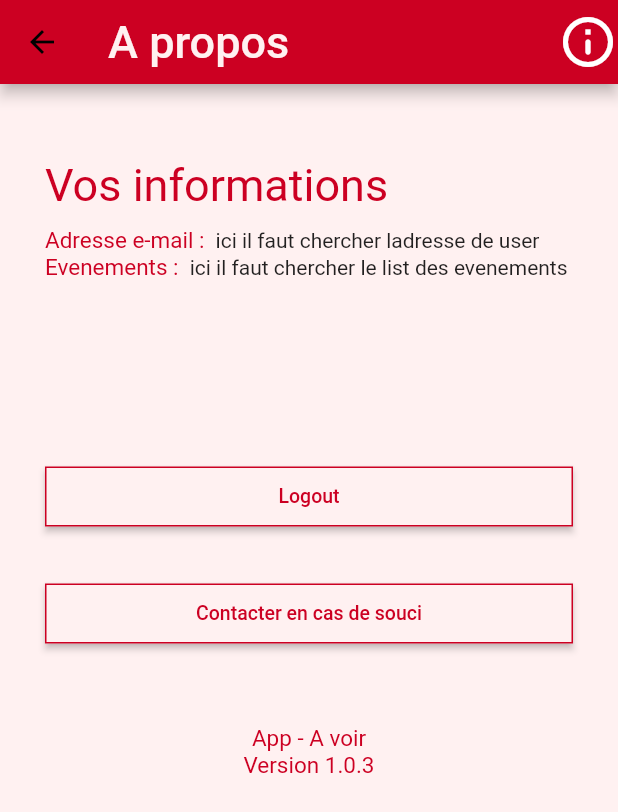
After one commit to Luysky/art_events, a Flutter app: the AboutScreen screen opened by its route, on a phone screen of 412 x 824 dp. The commit adds this screen. Shown: the top 812 px of the screen. Run offline on Flutter 3.47's test engine with Material 2 defaults, Android fonts, the phone set to English and light mode, and no system bars; our stand-ins replace cached_network_image, cloud_firestore, firebase_auth, firebase_core, firebase_storage, image_picker; accounts and stored records are empty; Roboto replaces fonts that are missing (Raleway-Bold, Raleway-ExtraBold, Raleway-Regular).

Commit message:
Page Info done with logout

```diff
--- a/lib/main.dart
+++ b/lib/main.dart
@@ -1,3 +1,4 @@
+import 'package:art_events/screens/about_screen.dart';
 import 'package:art_events/screens/add_event.dart';
 import 'package:art_events/screens/create_account.dart';
 import 'package:art_events/screens/eventslist_screen.dart';
@@ -107,6 +108,7 @@ class MyArtEvents extends StatelessWidget {
         '/create_account': (ctx) => CreateAccountScreen(),
         '/profile' : (ctx) => ProfilScreen(),
         '/add_event' : (ctx) => AddEventScreen(),
+        '/about_screen' : (ctx) => AboutScreen(),
       },
     );
 
--- /dev/null
+++ b/lib/screens/about_screen.dart
@@ -0,0 +1,104 @@
+import 'package:art_events/service/authentificationService.dart';
+import 'package:art_events/widgets/button_create.dart';
+import 'package:art_events/widgets/header.dart';
+import 'package:flutter/material.dart';
+
+class AboutScreen extends StatefulWidget {
+  static const routeName = '/about_screen';
+
+
+
+
+
+  @override
+  _AboutState createState() => _AboutState();
+}
+
+class _AboutState extends State<AboutScreen> {
+  final AuthentificationService _auth = AuthentificationService();
+  @override
+  void initState() {
+    super.initState();
+  }
+
+  makeLogout() async {
+   await _auth.logOut();
+   Navigator.of(context).pushNamed('/');
+   print('Out');
+  }
+
+  contactHelpCenter(){
+    // ici il faut ecrire la methode qui envoi un email
+  }
+
+  @override
+  Widget build(BuildContext context) {
+    return Scaffold(
+      backgroundColor: Theme.of(context).primaryColor,
+      appBar: header(context, titleText: 'A propos'),
+      body: ListView(
+        padding: EdgeInsets.all(30),
+        children: <Widget> [
+          SizedBox(height: 20,),
+          Text(
+              'Vos informations',
+            style: TextStyle(
+              fontFamily: "Raleway-ExtraBold",
+              fontSize: 30.0,
+              color: Theme.of(context).backgroundColor,
+            ),
+          ),
+          SizedBox(height: 10,),
+          Row(
+            children: [
+              Text(
+                'Adresse e-mail :  ',
+                style: TextStyle(
+                  fontFamily: "Raleway-Regular",
+                  fontSize: 15.0,
+                  color: Theme.of(context).backgroundColor,
+                ),
+              ),
+              Text('ici il faut chercher ladresse de user'),
+            ],
+          ),
+          Row(
+            children: [
+              Text(
+                'Evenements :  ',
+                style: TextStyle(
+                  fontFamily: "Raleway-Regular",
+                  fontSize: 15.0,
+                  color: Theme.of(context).backgroundColor,
+                ),
+              ),
+              Text('ici il faut chercher le list des evenements'),
+            ],
+          ),
+          SizedBox(height: 120,),
+          CustomButton(() => makeLogout(), 'Logout'),
+          SizedBox(height: 30,),
+          CustomButton(() => contactHelpCenter(), 'Contacter en cas de souci'),
+          SizedBox(height: 50,),
+          Text(
+              'App - A voir',
+              textAlign: TextAlign.center,
+              style: TextStyle(
+              fontFamily: "Raleway-Regular",
+              fontSize: 15.0,
+              color: Theme.of(context).backgroundColor,
+            ),
+          ),
+          Text(
+              'Version 1.0.3',
+              textAlign: TextAlign.center,
+              style: TextStyle(
+              fontFamily: "Raleway-Regular",
+              fontSize: 15.0,
+              color: Theme.of(context).backgroundColor,
+            ),),
+        ],
+      ),
+    );
+  }
+}
--- a/lib/service/authentificationService.dart
+++ b/lib/service/authentificationService.dart
@@ -42,7 +42,7 @@ class AuthentificationService {
   }
 
   // Methode pour quitter a l'app
-  Future signOut() async {
+  Future  logOut() async {
     try {
       return await _auth.signOut();
     } catch (e) {
--- a/lib/widgets/header.dart
+++ b/lib/widgets/header.dart
@@ -46,10 +46,10 @@ AppBar header(context, {bool isAppTitle = true, String titleText = "text"}) {
               PopupMenuItem(child: Text('Trier par nom'), value: 'nameAsc'),
             ],
         ),
-      Icon(
-        // Navigator.of(context).pushAndRemoveUntil(newRoute, (route) => false), // TO CORRECT WITH LOGOUT FUNCTION
-        Icons.logout, color: Colors.white, size: 40.0,
-      ),
+      IconButton(
+        onPressed: () => Navigator.pushNamed(context, '/about_screen'),
+        icon: Icon(Icons.info_outline_rounded, color: Colors.white, size: 40.0,),
+      ) ,
     ],
   );
 }
```
